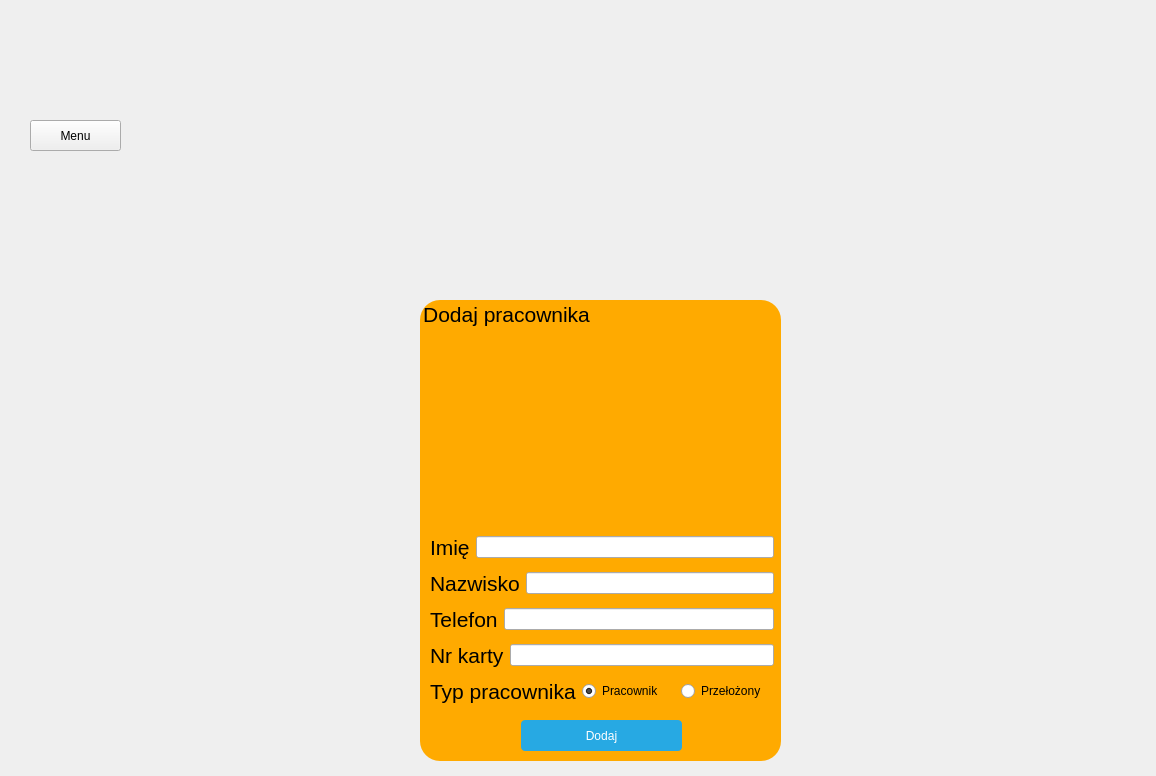
The window that regworktime.ui (Vicx95/regworktime) describes before a commit, drawn with Qt 5.
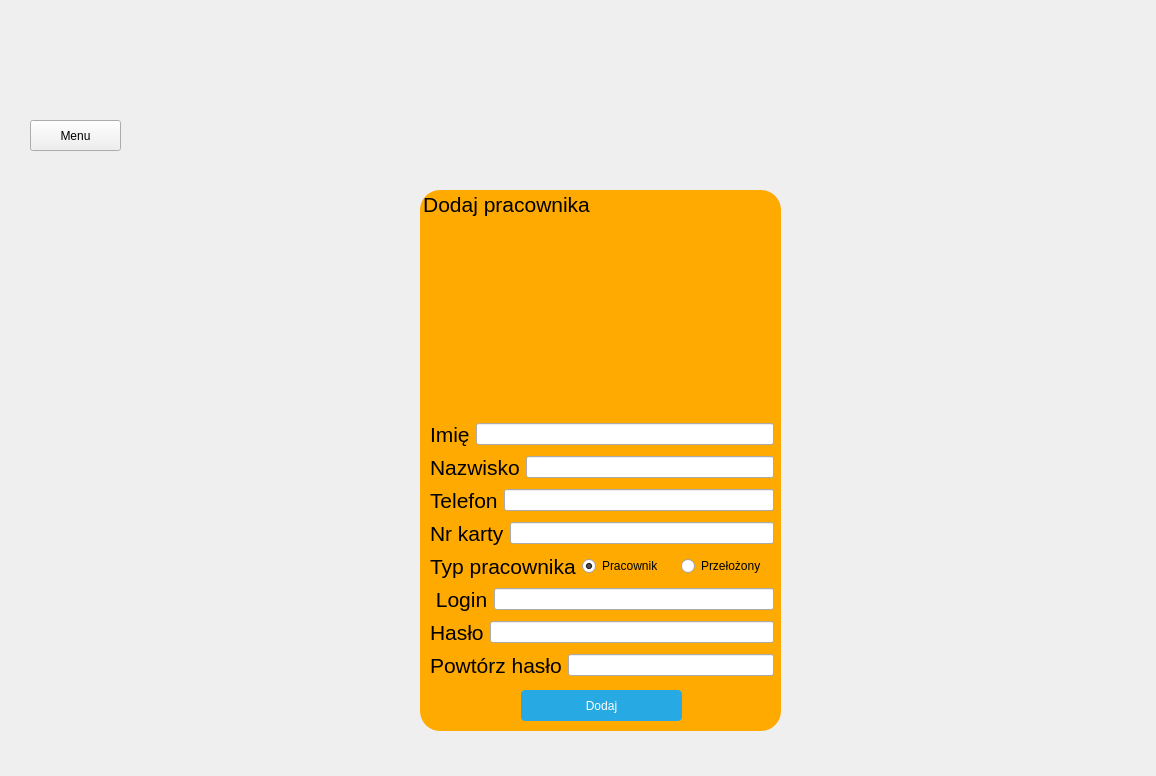
The same window after the commit. Icons and pictures are not drawn.

The edit to the form file:
```diff
--- a/regworktime.ui
+++ b/regworktime.ui
@@ -328,9 +328,9 @@
      <property name="geometry">
       <rect>
        <x>420</x>
-       <y>200</y>
+       <y>90</y>
        <width>361</width>
-       <height>461</height>
+       <height>541</height>
       </rect>
      </property>
      <property name="font">
@@ -371,7 +371,7 @@
         <x>10</x>
         <y>230</y>
         <width>344</width>
-        <height>181</height>
+        <height>260</height>
        </rect>
       </property>
       <layout class="QVBoxLayout" name="verticalLayout_3">
@@ -390,7 +390,11 @@
           </widget>
          </item>
          <item>
-          <widget class="QLineEdit" name="fieldName"/>
+          <widget class="QLineEdit" name="fieldName">
+           <property name="clearButtonEnabled">
+            <bool>true</bool>
+           </property>
+          </widget>
          </item>
         </layout>
        </item>
@@ -409,7 +413,14 @@
           </widget>
          </item>
          <item>
-          <widget class="QLineEdit" name="fieldSurname"/>
+          <widget class="QLineEdit" name="fieldSurname">
+           <property name="layoutDirection">
+            <enum>Qt::LeftToRight</enum>
+           </property>
+           <property name="clearButtonEnabled">
+            <bool>true</bool>
+           </property>
+          </widget>
          </item>
         </layout>
        </item>
@@ -428,7 +439,14 @@
           </widget>
          </item>
          <item>
-          <widget class="QLineEdit" name="fieldPhone"/>
+          <widget class="QLineEdit" name="fieldPhone">
+           <property name="inputMethodHints">
+            <set>Qt::ImhPreferNumbers</set>
+           </property>
+           <property name="clearButtonEnabled">
+            <bool>true</bool>
+           </property>
+          </widget>
          </item>
         </layout>
        </item>
@@ -447,7 +465,14 @@
           </widget>
          </item>
          <item>
-          <widget class="QLineEdit" name="fieldCardID"/>
+          <widget class="QLineEdit" name="fieldCardID">
+           <property name="inputMethodHints">
+            <set>Qt::ImhPreferNumbers</set>
+           </property>
+           <property name="clearButtonEnabled">
+            <bool>true</bool>
+           </property>
+          </widget>
          </item>
         </layout>
        </item>
@@ -487,13 +512,91 @@
          </item>
         </layout>
        </item>
+       <item>
+        <layout class="QHBoxLayout" name="horizontalLayout_20">
+         <item>
+          <widget class="QLabel" name="labelLogin">
+           <property name="font">
+            <font>
+             <pointsize>16</pointsize>
+            </font>
+           </property>
+           <property name="text">
+            <string> Login</string>
+           </property>
+          </widget>
+         </item>
+         <item>
+          <widget class="QLineEdit" name="fieldLogin">
+           <property name="clearButtonEnabled">
+            <bool>true</bool>
+           </property>
+          </widget>
+         </item>
+        </layout>
+       </item>
+       <item>
+        <layout class="QHBoxLayout" name="horizontalLayout_21">
+         <item>
+          <widget class="QLabel" name="labelPassword">
+           <property name="font">
+            <font>
+             <pointsize>16</pointsize>
+            </font>
+           </property>
+           <property name="text">
+            <string>Hasło</string>
+           </property>
+          </widget>
+         </item>
+         <item>
+          <widget class="QLineEdit" name="fieldPassword">
+           <property name="text">
+            <string/>
+           </property>
+           <property name="echoMode">
+            <enum>QLineEdit::Password</enum>
+           </property>
+           <property name="clearButtonEnabled">
+            <bool>true</bool>
+           </property>
+          </widget>
+         </item>
+        </layout>
+       </item>
+       <item>
+        <layout class="QHBoxLayout" name="horizontalLayout_22">
+         <item>
+          <widget class="QLabel" name="labelRepeatPassword">
+           <property name="font">
+            <font>
+             <pointsize>16</pointsize>
+            </font>
+           </property>
+           <property name="text">
+            <string>Powtórz hasło</string>
+           </property>
+          </widget>
+         </item>
+         <item>
+          <widget class="QLineEdit" name="fieldRepeatPassword">
+           <property name="echoMode">
+            <enum>QLineEdit::Password</enum>
+           </property>
+           <property name="clearButtonEnabled">
+            <bool>true</bool>
+           </property>
+          </widget>
+         </item>
+        </layout>
+       </item>
       </layout>
      </widget>
      <widget class="QPushButton" name="buttonAddEmployee">
       <property name="geometry">
        <rect>
         <x>101</x>
-        <y>420</y>
+        <y>500</y>
         <width>161</width>
         <height>31</height>
        </rect>
```
Left out of the diff: 195 changed lines with no effect on the pictures.
